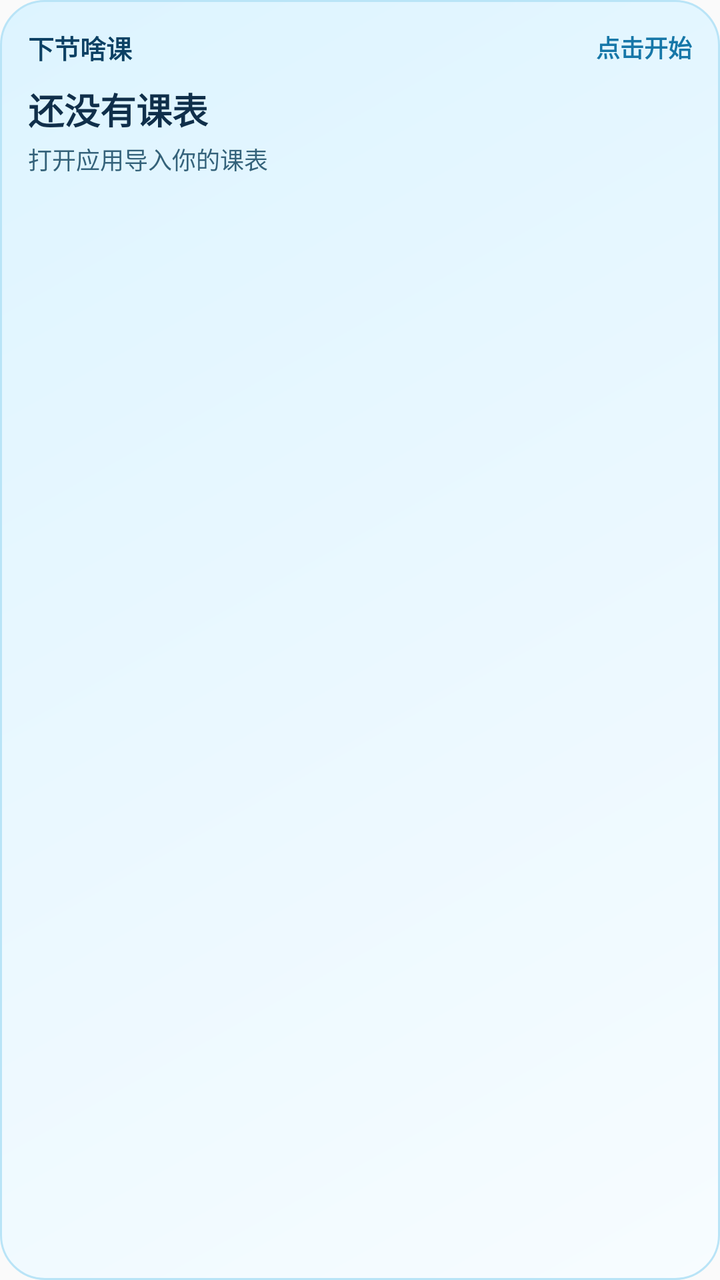
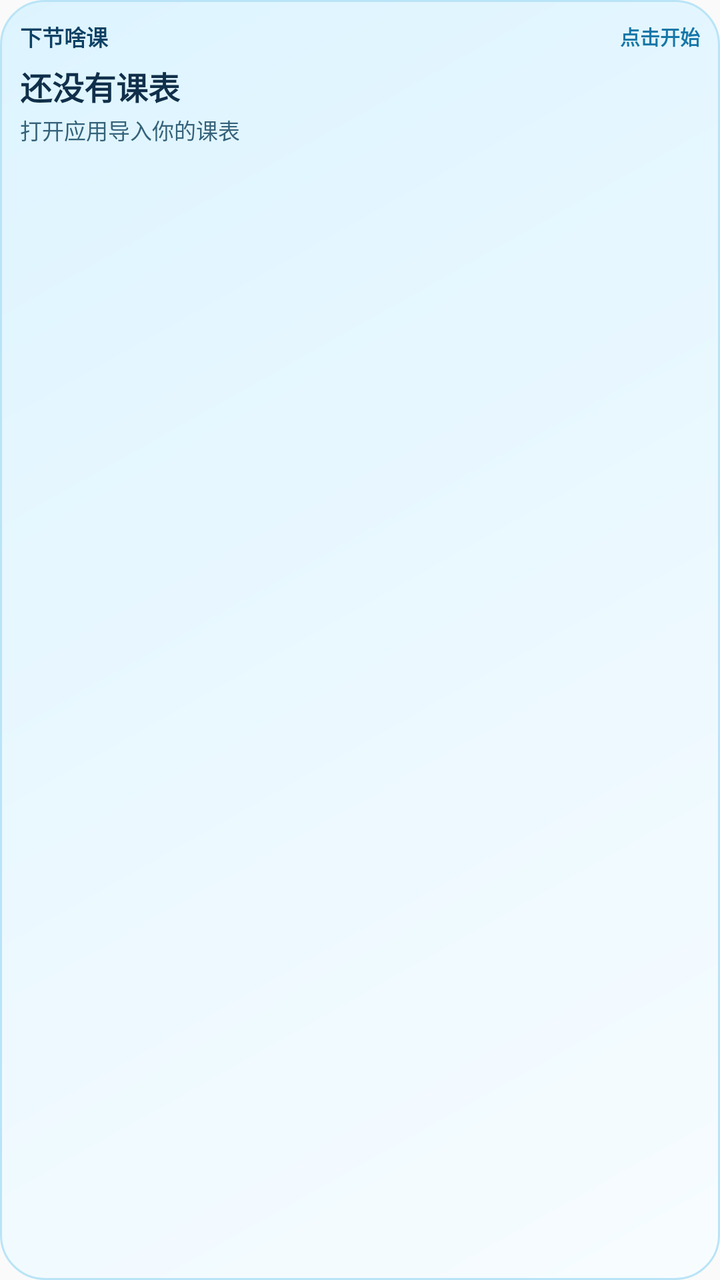

The first picture is an Android layout as it rendered before a commit; the second is the same layout after the commit. The layout source and the unified diff follow.
<!-- AndroidManifest.xml: application theme android:Theme.Material.Light.NoActionBar -->
<!-- res/layout/widget_next_class.xml -->
<?xml version="1.0" encoding="utf-8"?>
<LinearLayout xmlns:android="http://schemas.android.com/apk/res/android"
    android:id="@+id/widget_root"
    android:layout_width="match_parent"
    android:layout_height="match_parent"
    android:background="@drawable/widget_background"
    android:clickable="true"
    android:focusable="true"
    android:orientation="vertical"
    android:padding="14dp">

    <LinearLayout
        android:layout_width="match_parent"
        android:layout_height="wrap_content"
        android:gravity="center_vertical"
        android:orientation="horizontal">

        <TextView
            android:layout_width="0dp"
            android:layout_height="wrap_content"
            android:layout_weight="1"
            android:text="下节啥课"
            android:textColor="#0C4164"
            android:textSize="13sp"
            android:textStyle="bold" />

        <TextView
            android:id="@+id/widget_countdown"
            android:layout_width="wrap_content"
            android:layout_height="wrap_content"
            android:text="点击开始"
            android:textColor="#1677A8"
            android:textSize="12sp"
            android:textStyle="bold" />
    </LinearLayout>

    <TextView
        android:id="@+id/widget_course"
        android:layout_width="match_parent"
        android:layout_height="wrap_content"
        android:layout_marginTop="8dp"
        android:ellipsize="end"
        android:maxLines="1"
        android:text="还没有课表"
        android:textColor="#102F4A"
        android:textSize="18sp"
        android:textStyle="bold" />

    <TextView
        android:id="@+id/widget_meta"
        android:layout_width="match_parent"
        android:layout_height="wrap_content"
        android:layout_marginTop="3dp"
        android:ellipsize="end"
        android:maxLines="1"
        android:text="打开应用导入你的课表"
        android:textColor="#34627A"
        android:textSize="12sp" />

</LinearLayout>
<!-- resources referenced by this layout -->
<resources>
  <!-- drawable widget_background (drawable) -->
  <?xml version="1.0" encoding="utf-8"?>
  <shape xmlns:android="http://schemas.android.com/apk/res/android" android:shape="rectangle">
      <gradient
          android:angle="135"
          android:endColor="#DDF4FF"
          android:startColor="#F7FCFF" />
      <corners android:radius="22dp" />
      <stroke android:width="1dp" android:color="#B9E4F7" />
      <padding android:left="1dp" android:top="1dp" android:right="1dp" android:bottom="1dp" />
  </shape>
</resources>

<!-- the commit's change to res/layout/widget_next_class.xml (unified diff, before → after) -->
@@ -7,7 +7,7 @@
     android:clickable="true"
     android:focusable="true"
     android:orientation="vertical"
-    android:padding="14dp">
+    android:padding="10dp">
 
     <LinearLayout
         android:layout_width="match_parent"
@@ -21,7 +21,7 @@
             android:layout_weight="1"
             android:text="下节啥课"
             android:textColor="#0C4164"
-            android:textSize="13sp"
+            android:textSize="11sp"
             android:textStyle="bold" />
 
         <TextView
@@ -30,7 +30,9 @@
             android:layout_height="wrap_content"
             android:text="点击开始"
             android:textColor="#1677A8"
-            android:textSize="12sp"
+            android:ellipsize="end"
+            android:maxLines="1"
+            android:textSize="10sp"
             android:textStyle="bold" />
     </LinearLayout>
 
@@ -38,23 +40,23 @@
         android:id="@+id/widget_course"
         android:layout_width="match_parent"
         android:layout_height="wrap_content"
-        android:layout_marginTop="8dp"
+        android:layout_marginTop="5dp"
         android:ellipsize="end"
         android:maxLines="1"
         android:text="还没有课表"
         android:textColor="#102F4A"
-        android:textSize="18sp"
+        android:textSize="16sp"
         android:textStyle="bold" />
 
     <TextView
         android:id="@+id/widget_meta"
         android:layout_width="match_parent"
         android:layout_height="wrap_content"
-        android:layout_marginTop="3dp"
+        android:layout_marginTop="2dp"
         android:ellipsize="end"
         android:maxLines="1"
         android:text="打开应用导入你的课表"
         android:textColor="#34627A"
-        android:textSize="12sp" />
+        android:textSize="11sp" />
 
 </LinearLayout>
